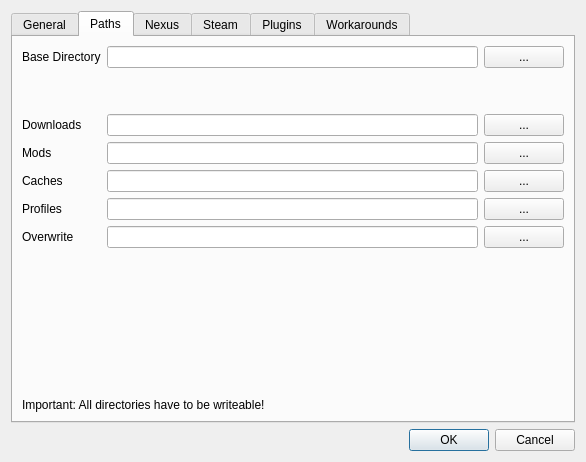
This is modorganizer/src/settingsdialog.ui in Holt59/mo2-merge as Qt 5 draws it before an edit. The edited form follows.
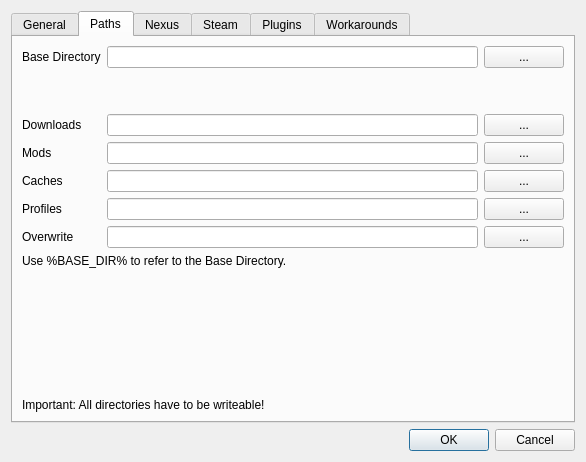
This is the edited form. The open tabs and pages were chosen to show the change. Icons and pictures are not drawn.

Patch:
```diff
--- a/modorganizer/src/settingsdialog.ui
+++ b/modorganizer/src/settingsdialog.ui
@@ -349,6 +349,13 @@
          </item>
         </layout>
        </item>
+       <item>
+        <widget class="QLabel" name="label_26">
+         <property name="text">
+          <string>Use %BASE_DIR% to refer to the Base Directory.</string>
+         </property>
+        </widget>
+       </item>
        <item>
         <spacer name="verticalSpacer_6">
          <property name="orientation">
```
